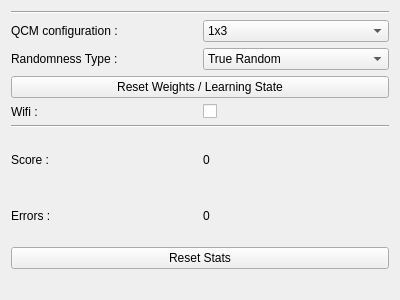
This is appsettings.ui in Aryetis/Obenkyobo as Qt 5 draws it before an edit. The edited form follows.
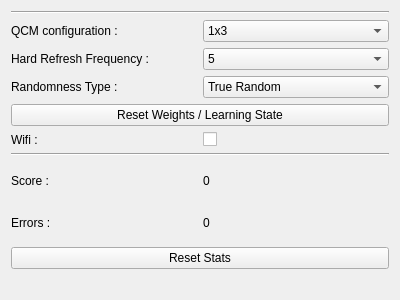
This is the edited form.

Commit message: preparing lockscreen stuff, done with HardRefresh stuff

```diff
--- a/appsettings.ui
+++ b/appsettings.ui
@@ -59,8 +59,54 @@
        </item>
       </layout>
      </item>
+     <item>
+      <layout class="QHBoxLayout" name="HardRefreshSetting">
+       <item>
+        <widget class="QLabel" name="HardRefreshLabel">
+         <property name="text">
+          <string>Hard Refresh Frequency : </string>
+         </property>
+        </widget>
+       </item>
+       <item>
+        <widget class="QComboBox" name="HardRefreshDropdown">
+         <property name="currentIndex">
+          <number>3</number>
+         </property>
+         <item>
+          <property name="text">
+           <string>Never</string>
+          </property>
+         </item>
+         <item>
+          <property name="text">
+           <string>1</string>
+          </property>
+         </item>
+         <item>
+          <property name="text">
+           <string>2</string>
+          </property>
+         </item>
+         <item>
+          <property name="text">
+           <string>5</string>
+          </property>
+         </item>
+         <item>
+          <property name="text">
+           <string>10</string>
+          </property>
+         </item>
+        </widget>
+       </item>
+      </layout>
+     </item>
      <item>
       <layout class="QHBoxLayout" name="RandomnessSetting">
+       <property name="topMargin">
+        <number>0</number>
+       </property>
        <item>
         <widget class="QLabel" name="label_3">
          <property name="text">
```
Left out of the diff: 8 changed lines with no effect on the pictures. The commit also changes 16 other files.
